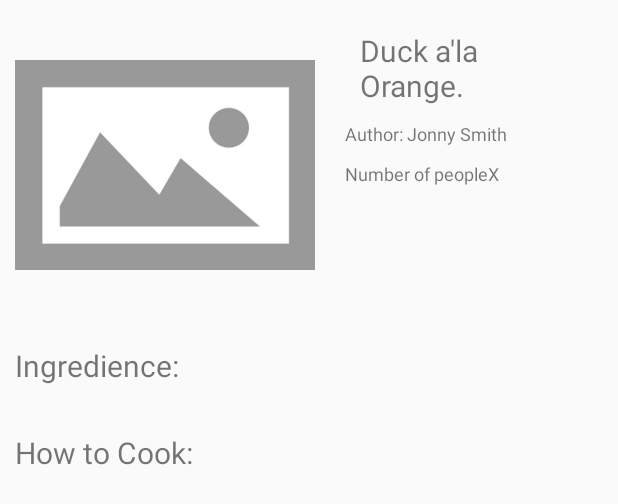
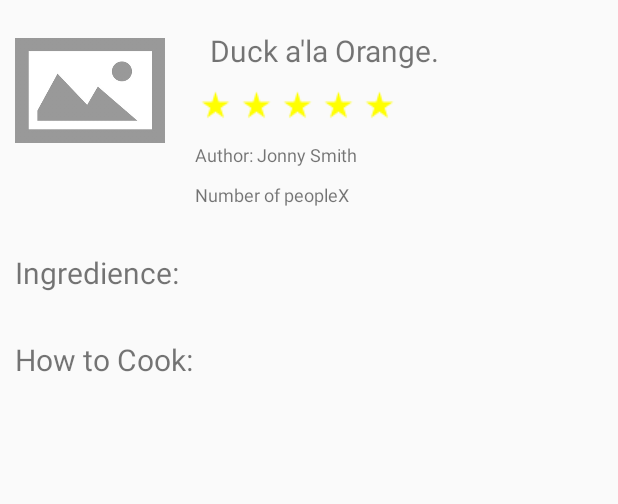
Before and after one commit to krzychuwr1/MniamMniamMirror, an Android app: the layout activity_preview_recipe.xml on its own in the app's theme, with its tools: preview values and no code run, on a phone screen of 412 x 824 dp. Shown: the top 504 px of the screen. Run offline under Robolectric (Android 15) with nearby library versions, the phone set to English and light mode, and no system bars.

Commit message:
Added stars to the preview view

```diff
--- a/app_android/app/src/main/res/layout/activity_preview_recipe.xml
+++ b/app_android/app/src/main/res/layout/activity_preview_recipe.xml
@@ -20,8 +20,8 @@
 
             <ImageView
                 android:id="@+id/recipe_image"
-                android:layout_width="200sp"
-                android:layout_height="200sp"
+                android:layout_width="100sp"
+                android:layout_height="100sp"
                 android:layout_margin="10sp"
                 android:scaleType="fitCenter"
                 android:src="@drawable/placeholder"
@@ -30,7 +30,7 @@
 
             <RelativeLayout
                 android:layout_width="wrap_content"
-                android:layout_height="200dp"
+                android:layout_height="wrap_content"
                 android:layout_margin="10sp"
                 android:layout_toEndOf="@+id/recipe_image">
 
@@ -45,10 +45,53 @@
                     tools:layout_editor_absoluteY="0dp" />
 
                 <LinearLayout
+                    android:id="@+id/star_score"
+                    android:layout_width="wrap_content"
+                    android:layout_height="wrap_content"
+                    android:layout_below="@+id/title"
+                    android:layout_marginBottom="10sp">
+
+                    <ImageView
+                        android:id="@+id/star1"
+                        android:layout_width="wrap_content"
+                        android:layout_height="wrap_content"
+                        android:src="@drawable/star_rate_black"
+                        android:tint="@color/yellow" />
+
+                    <ImageView
+                        android:id="@+id/star2"
+                        android:layout_width="wrap_content"
+                        android:layout_height="wrap_content"
+                        android:src="@drawable/star_rate_black"
+                        android:tint="@color/yellow" />
+
+                    <ImageView
+                        android:id="@+id/star3"
+                        android:layout_width="wrap_content"
+                        android:layout_height="wrap_content"
+                        android:src="@drawable/star_rate_black"
+                        android:tint="@color/yellow" />
+
+                    <ImageView
+                        android:id="@+id/star4"
+                        android:layout_width="wrap_content"
+                        android:layout_height="wrap_content"
+                        android:src="@drawable/star_rate_black"
+                        android:tint="@color/yellow" />
+
+                    <ImageView
+                        android:id="@+id/star5"
+                        android:layout_width="wrap_content"
+                        android:layout_height="wrap_content"
+                        android:src="@drawable/star_rate_black"
+                        android:tint="@color/yellow" />
+                </LinearLayout>
+
+                <LinearLayout
                     android:id="@+id/author_layout"
                     android:layout_width="wrap_content"
                     android:layout_height="wrap_content"
-                    android:layout_below="@+id/title">
+                    android:layout_below="@+id/star_score">
 
                     <TextView
                         android:layout_width="wrap_content"
--- a/app_android/app/src/main/res/values/colors.xml
+++ b/app_android/app/src/main/res/values/colors.xml
@@ -4,4 +4,5 @@
     <color name="colorPrimaryDark">#303F9F</color>
     <color name="colorAccent">#FF4081</color>
     <color name="white">#FFFFFF</color>
+    <color name="yellow">#ffff00</color>
 </resources>
```
Also changed, not shown: app_android/app/src/main/res/drawable/star_rate_black.png (added).
